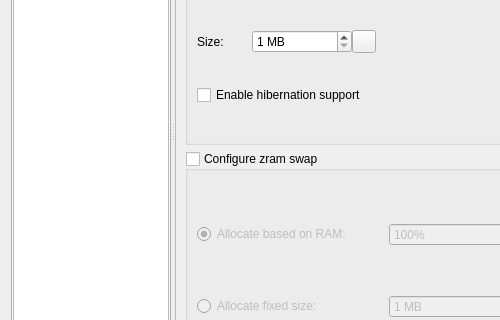
Qt form meinstall.ui (gazelle-installer/gazelle-installer) before a commit; both pictures show x 0 to 500 and y 169 to 489 of the 800 by 600 pixel window.
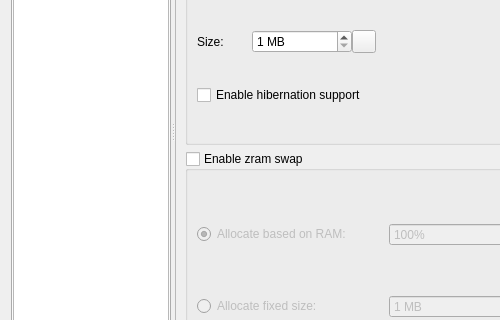
The same form after that commit. The open tabs and pages were chosen to show the change. Icons and pictures are not drawn. Custom widgets are drawn as their Qt base class.

Commit message: Enable zramswap service if the zram checkbox is ticked. Move Oobe::setService() to Core class.

```diff
--- a/meinstall.ui
+++ b/meinstall.ui
@@ -1058,7 +1058,7 @@
            <item>
             <widget class="QGroupBox" name="boxSwapZram">
              <property name="title">
-              <string>Configure zram swap</string>
+              <string>Enable zram swap</string>
              </property>
              <property name="checkable">
               <bool>true</bool>
```
The commit also changes 5 other files.
